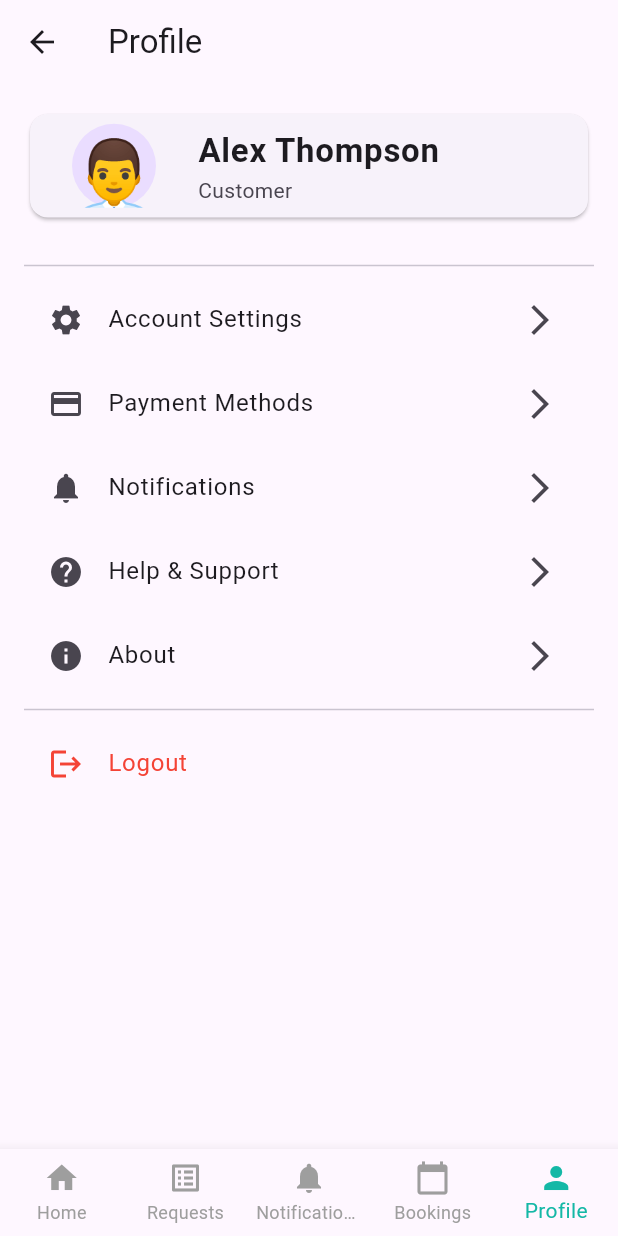
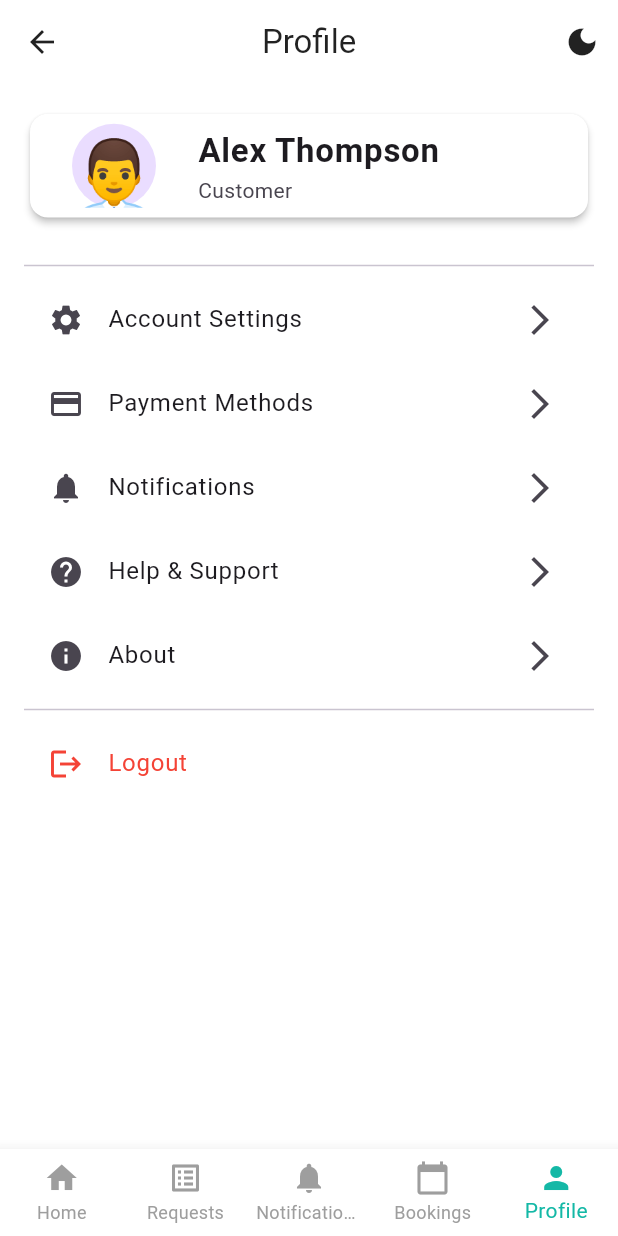
Before and after one commit to FixITweb/FixIT, a Flutter app: the CustomerProfileView screen opened directly, on a phone screen of 412 x 824 dp. Run offline on Flutter 3.47's test engine with Material 3 defaults, Android fonts, the phone set to English and light mode, and no system bars; our stand-ins replace dio, flutter_bloc.

Commit message:
implement dark and light mode

```diff
--- a/frontend/lib/core/router/app_router.dart
+++ b/frontend/lib/core/router/app_router.dart
@@ -18,6 +18,7 @@
 import '../../features/worker/bookings/presentation/pages/worker_bookings_screen.dart';
 import '../../features/worker/notifications/presentation/pages/worker_notifications_screen.dart';
 import '../../features/worker/profile/presentation/pages/worker_profile_screen.dart';
+import '../../features/settings/presentation/pages/settings_screen.dart';
 
 class AppRouter {
   static Route<dynamic> generateRoute(RouteSettings settings) {
@@ -63,6 +64,8 @@
         return MaterialPageRoute(builder: (_) => const WorkerNotificationsScreen());
       case '/worker-profile':
         return MaterialPageRoute(builder: (_) => const WorkerProfileScreen());
+      case '/settings':
+        return MaterialPageRoute(builder: (_) => const SettingsScreen());
       default:
         return MaterialPageRoute(
           builder: (_) => const Scaffold(
--- a/frontend/lib/core/theme/app_theme.dart
+++ b/frontend/lib/core/theme/app_theme.dart
@@ -0,0 +1,96 @@
+import 'package:flutter/material.dart';
+
+class AppTheme {
+  static const Color primaryColor = Color(0xFF14B8A6);
+  static const Color primaryColorDark = Color(0xFF0F766E);
+
+  // Light Theme
+  static ThemeData lightTheme = ThemeData(
+    useMaterial3: true,
+    brightness: Brightness.light,
+    primarySwatch: Colors.teal,
+    primaryColor: primaryColor,
+    scaffoldBackgroundColor: Colors.white,
+    appBarTheme: const AppBarTheme(
+      backgroundColor: Colors.white,
+      foregroundColor: Colors.black87,
+      elevation: 0,
+      centerTitle: true,
+    ),
+    elevatedButtonTheme: ElevatedButtonThemeData(
+      style: ElevatedButton.styleFrom(
+        backgroundColor: primaryColor,
+        foregroundColor: Colors.white,
+        padding: const EdgeInsets.symmetric(horizontal: 32, vertical: 12),
+        shape: RoundedRectangleBorder(
+          borderRadius: BorderRadius.circular(8),
+        ),
+      ),
+    ),
+    inputDecorationTheme: const InputDecorationTheme(
+      border: OutlineInputBorder(),
+      focusedBorder: OutlineInputBorder(
+        borderSide: BorderSide(color: primaryColor),
+      ),
+    ),
+    cardTheme: const CardThemeData(
+      color: Colors.white,
+      elevation: 2,
+      shape: RoundedRectangleBorder(
+        borderRadius: BorderRadius.all(Radius.circular(12)),
+      ),
+    ),
+    bottomNavigationBarTheme: const BottomNavigationBarThemeData(
+      backgroundColor: Colors.white,
+      selectedItemColor: primaryColor,
+      unselectedItemColor: Colors.grey,
+      type: BottomNavigationBarType.fixed,
+    ),
+  );
+
+  // Dark Theme
+  static ThemeData darkTheme = ThemeData(
+    useMaterial3: true,
+    brightness: Brightness.dark,
+    primarySwatch: Colors.teal,
+    primaryColor: primaryColor,
+    scaffoldBackgroundColor: const Color(0xFF121212),
+    appBarTheme: const AppBarTheme(
+      backgroundColor: Color(0xFF1E1E1E),
+      foregroundColor: Colors.white,
+      elevation: 0,
+      centerTitle: true,
+    ),
+    elevatedButtonTheme: ElevatedButtonThemeData(
+      style: ElevatedButton.styleFrom(
+        backgroundColor: primaryColor,
+        foregroundColor: Colors.white,
+        padding: const EdgeInsets.symmetric(horizontal: 32, vertical: 12),
+        shape: RoundedRectangleBorder(
+          borderRadius: BorderRadius.circular(8),
+        ),
+      ),
+    ),
+    inputDecorationTheme: const InputDecorationTheme(
+      border: OutlineInputBorder(
+        borderSide: BorderSide(color: Colors.grey),
+      ),
+      focusedBorder: OutlineInputBorder(
+        borderSide: BorderSide(color: primaryColor),
+      ),
+    ),
+    cardTheme: const CardThemeData(
+      color: Color(0xFF1E1E1E),
+      elevation: 2,
+      shape: RoundedRectangleBorder(
+        borderRadius: BorderRadius.all(Radius.circular(12)),
+      ),
+    ),
+    bottomNavigationBarTheme: const BottomNavigationBarThemeData(
+      backgroundColor: Color(0xFF1E1E1E),
+      selectedItemColor: primaryColor,
+      unselectedItemColor: Colors.grey,
+      type: BottomNavigationBarType.fixed,
+    ),
+  );
+}
--- /dev/null
+++ b/frontend/lib/core/theme/theme_event.dart
@@ -0,0 +1,9 @@
+abstract class ThemeEvent {}
+
+class ToggleTheme extends ThemeEvent {}
+
+class SetLightTheme extends ThemeEvent {}
+
+class SetDarkTheme extends ThemeEvent {}
+
+class LoadTheme extends ThemeEvent {}
--- /dev/null
+++ b/frontend/lib/core/theme/theme_state.dart
@@ -0,0 +1,16 @@
+import 'package:flutter/material.dart';
+
+abstract class ThemeState {
+  final ThemeData themeData;
+  final bool isDarkMode;
+
+  const ThemeState({required this.themeData, required this.isDarkMode});
+}
+
+class LightThemeState extends ThemeState {
+  const LightThemeState({required super.themeData, required super.isDarkMode});
+}
+
+class DarkThemeState extends ThemeState {
+  const DarkThemeState({required super.themeData, required super.isDarkMode});
+}
--- a/frontend/lib/features/customer/profile/presentation/pages/profile_screen.dart
+++ b/frontend/lib/features/customer/profile/presentation/pages/profile_screen.dart
@@ -7,6 +7,7 @@
 import '../../../../profile/data/datasources/profile_api.dart';
 import '../../../../../core/network/api_client.dart';
 import '../../../home/presentation/widgets/bottom_nav.dart';
+import '../../../../../shared/widgets/theme_toggle_button.dart';
 
 class CustomerProfileScreen extends StatelessWidget {
   const CustomerProfileScreen({super.key});
@@ -28,7 +29,12 @@
   @override
   Widget build(BuildContext context) {
     return Scaffold(
-      appBar: AppBar(title: const Text("Profile")),
+      appBar: AppBar(
+        title: const Text("Profile"),
+        actions: const [
+          ThemeToggleButton(),
+        ],
+      ),
       body: BlocBuilder<ProfileBloc, ProfileState>(
         builder: (context, state) {
           if (state is ProfileLoading) {
@@ -73,7 +79,7 @@
                 title: const Text("Account Settings"),
                 trailing: const Icon(Icons.arrow_forward_ios),
                 onTap: () {
-                  // Navigate to settings
+                  Navigator.pushNamed(context, '/settings');
                 },
               ),
               ListTile(
--- a/frontend/lib/features/worker/dashboard/presentation/pages/worker_dashboard_screen.dart
+++ b/frontend/lib/features/worker/dashboard/presentation/pages/worker_dashboard_screen.dart
@@ -4,6 +4,7 @@
 import '../bloc/worker_dashboard_event.dart';
 import '../bloc/worker_dashboard_state.dart';
 import '../widgets/worker_bottom_nav.dart';
+import '../../../../../shared/widgets/theme_toggle_button.dart';
 
 class WorkerDashboardScreen extends StatelessWidget {
   const WorkerDashboardScreen({super.key});
@@ -26,6 +27,7 @@
       appBar: AppBar(
         title: const Text("Dashboard"),
         actions: [
+          const ThemeToggleButton(),
           IconButton(
             icon: const Icon(Icons.refresh),
             onPressed: () => context.read<WorkerDashboardBloc>().add(RefreshDashboard()),
--- /dev/null
+++ b/frontend/lib/shared/widgets/theme_toggle_button.dart
@@ -0,0 +1,26 @@
+import 'package:flutter/material.dart';
+import 'package:flutter_bloc/flutter_bloc.dart';
+import '../../core/theme/theme_bloc.dart';
+import '../../core/theme/theme_event.dart';
+import '../../core/theme/theme_state.dart';
+
+class ThemeToggleButton extends StatelessWidget {
+  const ThemeToggleButton({super.key});
+
+  @override
+  Widget build(BuildContext context) {
+    return BlocBuilder<ThemeBloc, ThemeState>(
+      builder: (context, state) {
+        return IconButton(
+          onPressed: () {
+            context.read<ThemeBloc>().add(ToggleTheme());
+          },
+          icon: Icon(
+            state.isDarkMode ? Icons.light_mode : Icons.dark_mode,
+          ),
+          tooltip: state.isDarkMode ? 'Switch to Light Mode' : 'Switch to Dark Mode',
+        );
+      },
+    );
+  }
+}
```
Also changed, not shown: frontend/lib/core/theme/theme_bloc.dart (added, +31 -0 lines), frontend/lib/features/customer/home/presentation/pages/customer_home_screen.dart (+10 -4 lines), frontend/lib/features/settings/presentation/pages/settings_screen.dart (added, +160 -0 lines), frontend/lib/main.dart (+16 -26 lines).
